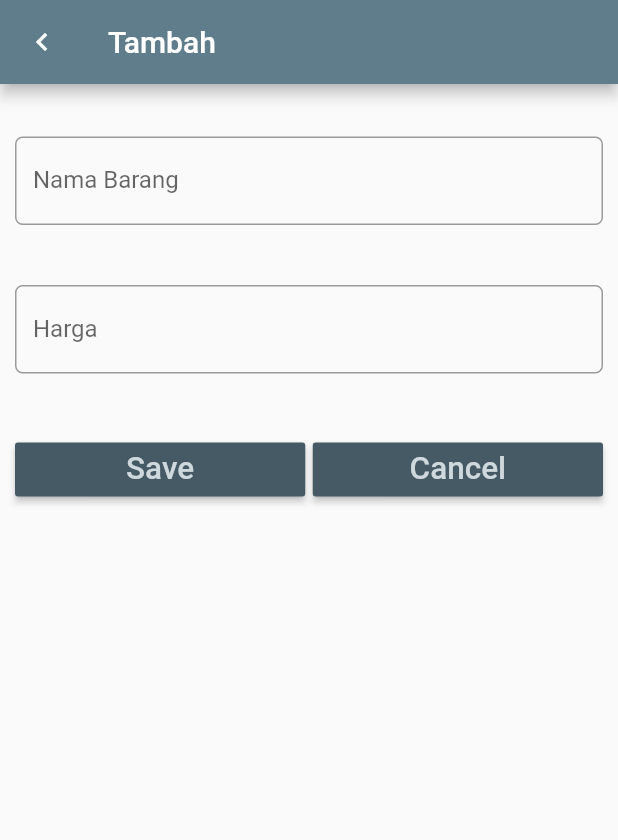
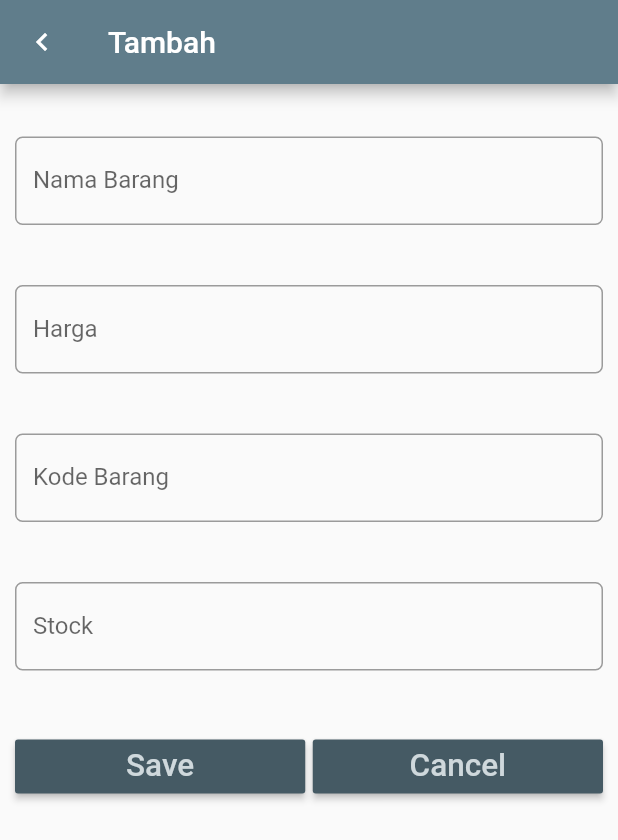
Before and after one commit to fiskinafiulafida/database_sqlite, a Flutter app: the screen it shows after launch, after a tap on "Tambah Item", on a phone screen of 412 x 824 dp. Shown: the top 840 px of the screen. Run offline on Flutter 3.47's test engine with Material 2 defaults, Android fonts, the phone set to English and light mode, and no system bars; our stand-ins replace sqflite; accounts and stored records are empty.

Commit message:
kode, stok

```diff
--- a/lib/models/item.dart
+++ b/lib/models/item.dart
@@ -2,6 +2,9 @@ class Item {
   int _id;
   String _name;
   int _price;
+  // stok dan kode Barang
+  int _stok;
+  String _kodeBarang;
 
   int get id => _id;
 
@@ -11,9 +14,16 @@ class Item {
   get price => this._price;
   set price(value) => this._price = value;
 
+  // stok dan kodeBarang
+  String get kodeBarang => this._kodeBarang;
+  set kodeBarang(String value) => this._kodeBarang = value;
+
+  get stok => this._stok;
+  set stok(value) => this._stok = value;
+
   // kontruktor versi 1
   // digunakan untuk mengeset nilai name dan price secara bersama sama
-  Item(this._name, this._price);
+  Item(this._name, this._price, this._kodeBarang, this._stok);
 
   //  kontruktor versi 2 digunakan untuk konversi dari Map ke Item
   // digunakan untuk mengambil data dari sql yang tersimpan berbentuk Map
@@ -21,6 +31,8 @@ class Item {
     this._id = map['id'];
     this._name = map['name'];
     this._price = map['price'];
+    this._kodeBarang = map['kodeBarang'];
+    this._stok = map['stok'];
   }
 
   // konversi dari Item ke Map(melakukan update dan insert)
@@ -29,6 +41,8 @@ class Item {
     map['id'] = this._id;
     map['name'] = name;
     map['price'] = price;
+    map['kodeBarang'] = kodeBarang;
+    map['stok'] = stok;
 
     return map;
   }
--- a/lib/ui/entryform.dart
+++ b/lib/ui/entryform.dart
@@ -19,6 +19,8 @@ class EntryFormState extends State<EntryForm> {
 
   TextEditingController nameController = TextEditingController();
   TextEditingController priceController = TextEditingController();
+  TextEditingController kodeBarangController = TextEditingController();
+  TextEditingController stokController = TextEditingController();
 
   @override
   Widget build(BuildContext context) {
@@ -26,6 +28,8 @@ class EntryFormState extends State<EntryForm> {
     if (item != null) {
       nameController.text = item.name;
       priceController.text = item.price.toString();
+      stokController.text = item.stok.toString();
+      kodeBarangController.text = item.kodeBarang;
     }
 
     return Scaffold(
@@ -67,7 +71,40 @@ class EntryFormState extends State<EntryForm> {
                   onChanged: (value) {},
                 ),
               ),
-
+              // kode barang
+              Padding(
+                padding: EdgeInsets.only(top: 20.0, bottom: 20.0),
+                child: TextField(
+                  controller: kodeBarangController,
+                  keyboardType: TextInputType.text,
+                  decoration: InputDecoration(
+                    labelText: 'Kode Barang',
+                    border: OutlineInputBorder(
+                      borderRadius: BorderRadius.circular(5.0),
+                    ),
+                  ),
+                  onChanged: (value) {
+                    //
+                  },
+                ),
+              ),
+              // stok
+              Padding(
+                padding: EdgeInsets.only(top: 20.0, bottom: 20.0),
+                child: TextField(
+                  controller: stokController,
+                  keyboardType: TextInputType.number,
+                  decoration: InputDecoration(
+                    labelText: 'Stock',
+                    border: OutlineInputBorder(
+                      borderRadius: BorderRadius.circular(5.0),
+                    ),
+                  ),
+                  onChanged: (value) {
+                    //
+                  },
+                ),
+              ),
               // Tombol Button
               Padding(
                 padding: EdgeInsets.only(top: 20.0, bottom: 20.0),
@@ -85,12 +122,18 @@ class EntryFormState extends State<EntryForm> {
                         onPressed: () {
                           if (item == null) {
                             // tambah data
-                            item = Item(nameController.text,
-                                int.parse(priceController.text));
+                            item = Item(
+                              nameController.text,
+                              int.parse(priceController.text),
+                              kodeBarangController.text,
+                              int.parse(stokController.text),
+                            );
                           } else {
                             // ubah data
                             item.name = nameController.text;
                             item.price = int.parse(priceController.text);
+                            item.kodeBarang = kodeBarangController.text;
+                            item.stok = int.parse(stokController.text);
                           }
                           // kembali ke layar sebelumnya dengan membawa objek item
                           Navigator.pop(context, item);
```
